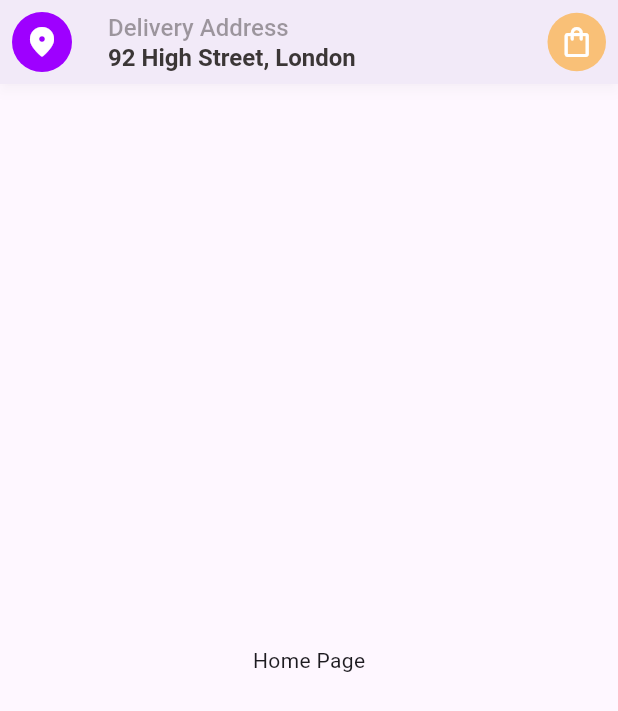
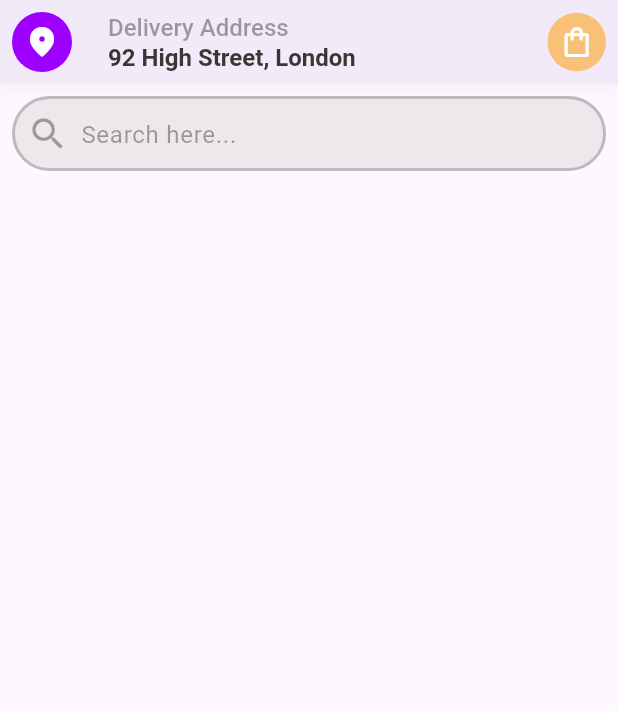
Before and after one commit to dulakshirb/flutter_grocery, a Flutter app: the screen it shows after launch, on a phone screen of 412 x 824 dp. Shown: the top 711 px of the screen. Run offline on Flutter 3.47's test engine with Material 3 defaults, Android fonts, the phone set to English and light mode, and no system bars.

Commit message:
Search Bar custom widget design ✅

```diff
--- a/lib/pages/home_page/home_page.dart
+++ b/lib/pages/home_page/home_page.dart
@@ -1,4 +1,5 @@
 import 'package:flutter/material.dart';
+import 'package:flutter_grocery/pages/home_page/widgets/search_bar_field.dart';
 import 'package:flutter_grocery/widgets/app_bar/app_bar.dart';
 
 class HomePage extends StatelessWidget {
@@ -14,9 +15,15 @@ class HomePage extends StatelessWidget {
           shadowColor: Colors.black12,
           elevation: 3,
         ),
-      body: Center(
-        child: Text('Home Page'),
+        body: SingleChildScrollView(
+          child: Padding(
+            padding: const EdgeInsets.all(8.0),
+            child: Column(
+              children: [
+                SearchBarField(),
+              ],
             ),
-    );
+          ),
+        ));
   }
 }
--- /dev/null
+++ b/lib/pages/home_page/widgets/search_bar_field.dart
@@ -0,0 +1,49 @@
+import 'package:flutter/material.dart';
+
+class SearchBarField extends StatelessWidget {
+  const SearchBarField({super.key});
+
+  @override
+  Widget build(BuildContext context) {
+    return Container(
+      width: double.infinity,
+      height: 50,
+      decoration: BoxDecoration(
+        color: Color(0xFFD9D9D9).withValues(alpha: .5),
+        borderRadius: BorderRadius.circular(100),
+        border: Border.all(
+          color: Color(0xFF000000).withValues(alpha: .2),
+          width: 2,
+        ),
+      ),
+      child: Padding(
+        padding: const EdgeInsets.all(8.0),
+        child: Row(
+          children: [
+            Padding(
+              padding: const EdgeInsets.only(right: 8),
+              child: Icon(
+                Icons.search,
+                color: Color(0xFF000000).withValues(alpha: .34),
+                size: 28,
+              ),
+            ),
+            Expanded(
+              child: TextField(
+                textAlignVertical: TextAlignVertical.center,
+                decoration: InputDecoration(
+                  hintText: 'Search here...',
+                  border: InputBorder.none,
+                  contentPadding: EdgeInsets.symmetric(vertical: 7),
+                  hintStyle: TextStyle(
+                      color: Color(0xFF3B3636).withValues(alpha: .47),
+                      fontSize: 16),
+                ),
+              ),
+            )
+          ],
+        ),
+      ),
+    );
+  }
+}
```
Lines whose indentation alone changed are shown as unchanged.
